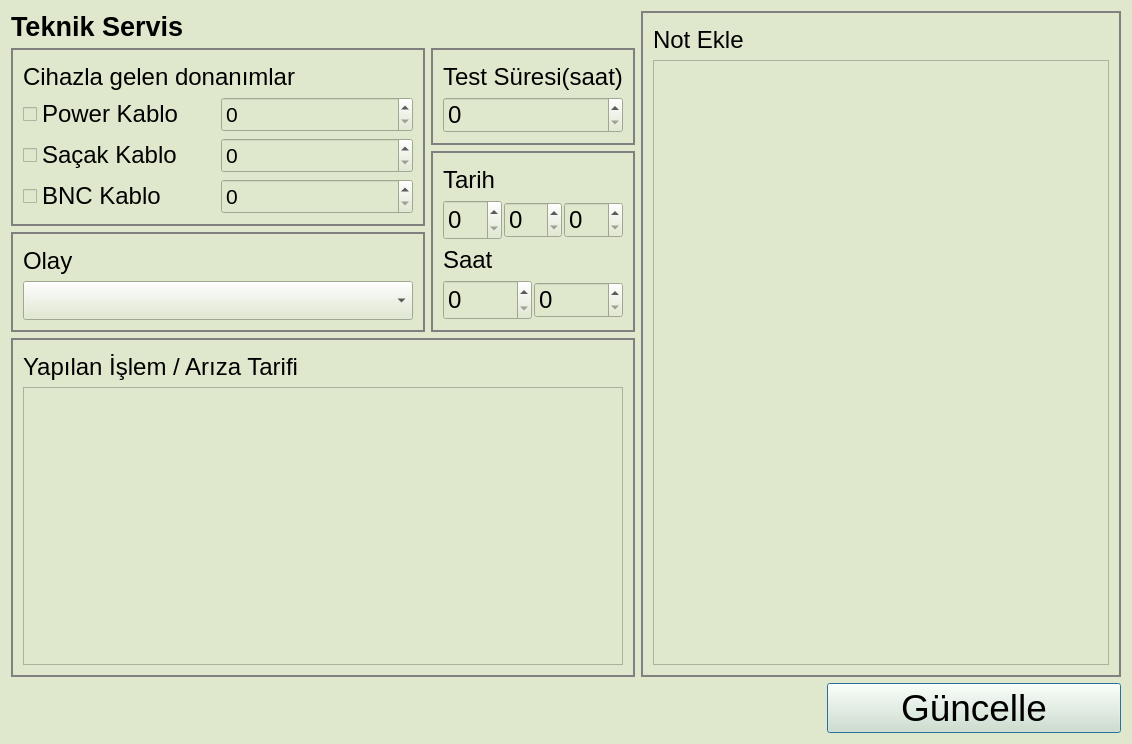
Old version of the form src/servergetdialog.ui in the repository yunusemrecinar/QT5-cihaz-kimlik-teknik-servis.
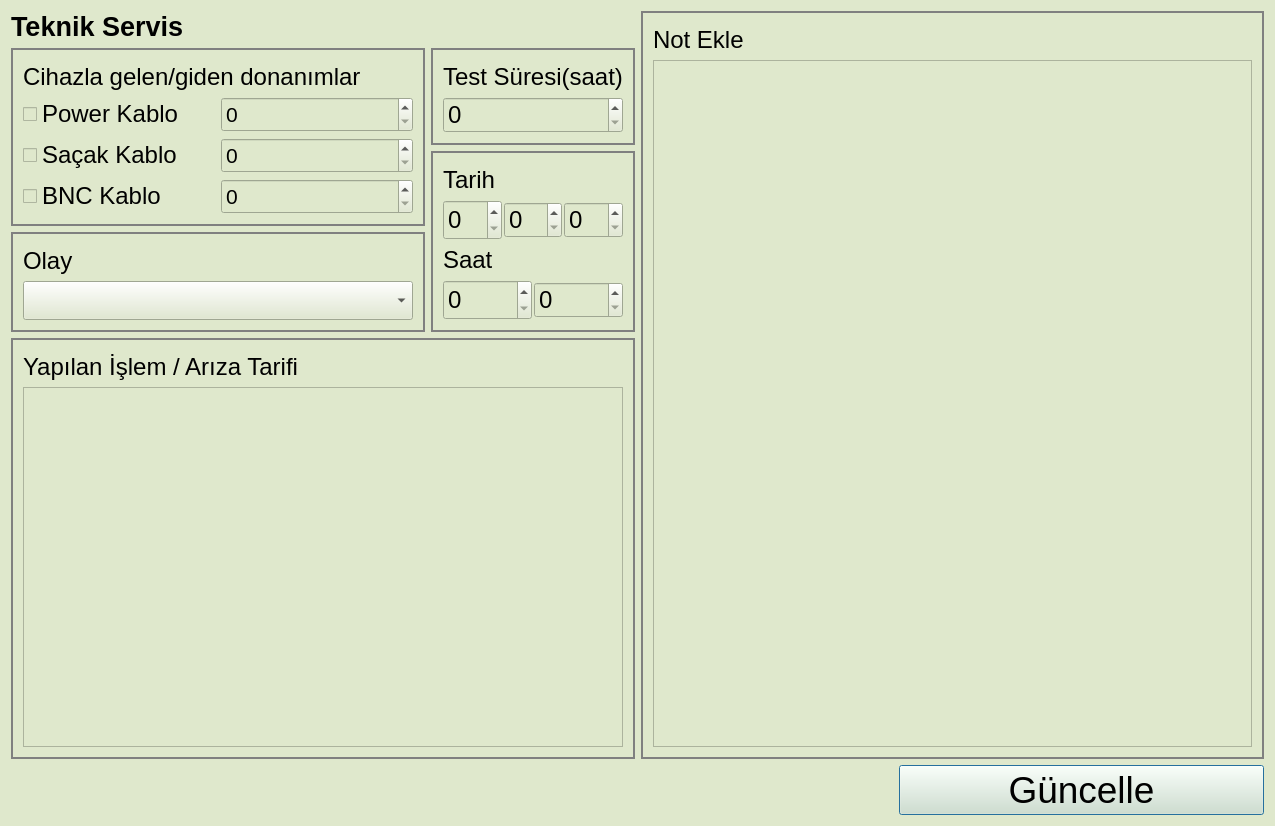
New version of the form.

What changed in the file:
```diff
--- a/src/servergetdialog.ui
+++ b/src/servergetdialog.ui
@@ -6,8 +6,8 @@
    <rect>
     <x>0</x>
     <y>0</y>
-    <width>1132</width>
-    <height>744</height>
+    <width>1275</width>
+    <height>826</height>
    </rect>
   </property>
   <property name="windowTitle">
@@ -76,7 +76,7 @@
                    </font>
                   </property>
                   <property name="text">
-                   <string>Cihazla gelen donanımlar</string>
+                   <string>Cihazla gelen/giden donanımlar</string>
                   </property>
                  </widget>
                 </item>
```
